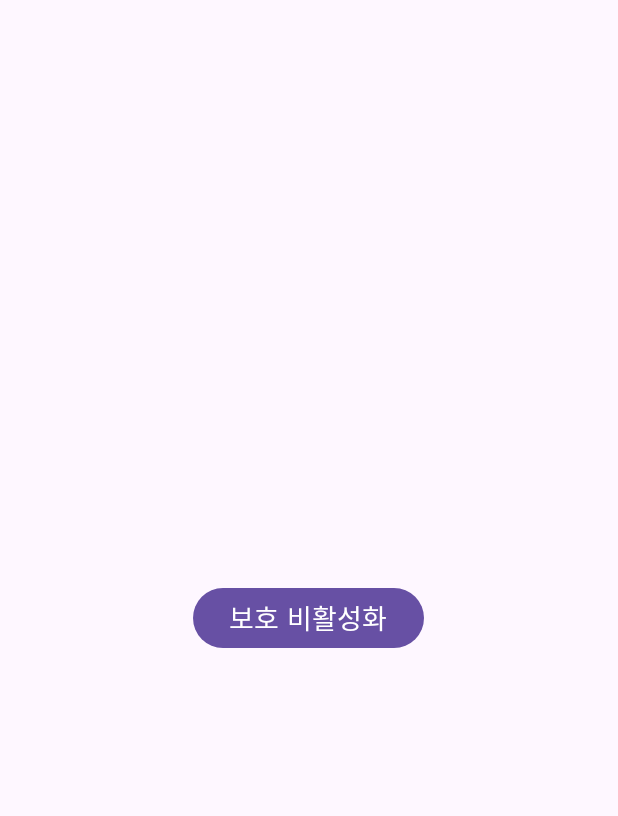
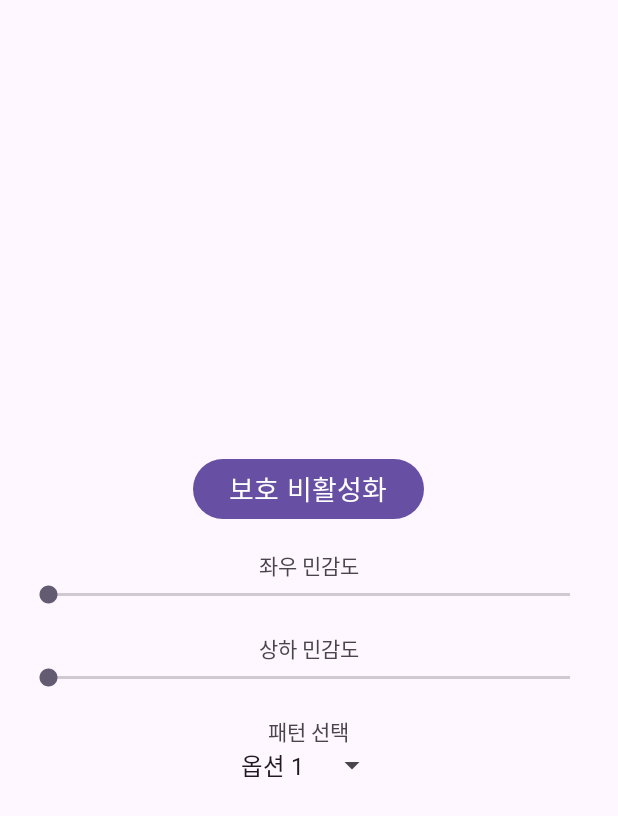
Before and after one commit to jjihong/dontlook, an Android app: the screen it shows after launch (MainActivity), after a tap on "보호 활성화", on a phone screen of 412 x 824 dp. Shown: the top 816 px of the screen. Run offline under Robolectric (Android 15) with nearby library versions, the light colour scheme and no system bars.

Commit message:
세 번째 커밋 ui 추가 패턴 선택 세가지 추가함

```diff
--- a/app/src/main/java/com/example/dontlook/MainActivity.java
+++ b/app/src/main/java/com/example/dontlook/MainActivity.java
@@ -4,12 +4,17 @@ import android.content.Intent;
 import android.os.Bundle;
 import android.view.View;
 import android.widget.Button;
+import android.widget.SeekBar;
+import android.widget.Spinner;
+import android.widget.AdapterView;
 import androidx.annotation.Nullable;
 import androidx.appcompat.app.AppCompatActivity;
 
 public class MainActivity extends AppCompatActivity {
     private boolean isOverlayActive = false;
     private Button toggleOverlayButton;
+    private Spinner patternSpinner;
+    private int selectedPattern = R.drawable.pattern_overlay; // 기본ㄴ 패턴
 
     @Override
     protected void onCreate(@Nullable Bundle savedInstanceState) {
@@ -17,32 +22,67 @@ public class MainActivity extends AppCompatActivity {
         setContentView(R.layout.activity_main);
 
         toggleOverlayButton = findViewById(R.id.btn_toggle_overlay);
+        patternSpinner = findViewById(R.id.spinner_pattern);
+
         toggleOverlayButton.setOnClickListener(new View.OnClickListener() {
             @Override
             public void onClick(View v) {
                 toggleOverlay();
             }
         });
+
+        // 패턴 스피너의 선택 이벤트 처리
+        patternSpinner.setOnItemSelectedListener(new AdapterView.OnItemSelectedListener() {
+            @Override
+            public void onItemSelected(AdapterView<?> parent, View view, int position, long id) {
+                switch (position) {
+                    case 0:
+                        selectedPattern = R.drawable.pattern_overlay;
+                        break;
+                    case 1:
+                        selectedPattern = R.drawable.pattern_overlay2;
+                        break;
+                    case 2:
+                        selectedPattern = R.drawable.pattern_overlay3;
+                        break;
+                }
+                // 패턴을 선택할 때 오버레이가 활성화된 상태라면 서비스에 업데이트
+                if (isOverlayActive) {
+                    startOverlayService();
+                }
+            }
+
+            @Override
+            public void onNothingSelected(AdapterView<?> parent) {}
+        });
     }
 
     private void toggleOverlay() {
-        Intent serviceIntent = new Intent(this, OverlayService.class);
         if (isOverlayActive) {
-            stopService(serviceIntent);
+            stopOverlayService();
             toggleOverlayButton.setText("보호 활성화");
         } else {
-            startService(serviceIntent);
+            startOverlayService();
             toggleOverlayButton.setText("보호 비활성화");
         }
         isOverlayActive = !isOverlayActive;
+    }
+
+    private void startOverlayService() {
+        Intent serviceIntent = new Intent(this, OverlayService.class);
+        serviceIntent.putExtra("selectedPattern", selectedPattern);
+        startService(serviceIntent);
+    }
+
+    private void stopOverlayService() {
+        stopService(new Intent(this, OverlayService.class));
     }
 
     @Override
     protected void onDestroy() {
         super.onDestroy();
         if (isOverlayActive) {
-            // 앱이 종료될 때 오버레이 서비스를 중지
-            stopService(new Intent(this, OverlayService.class));
+            stopOverlayService();
             isOverlayActive = false;
         }
     }
--- a/app/src/main/res/layout/activity_main.xml
+++ b/app/src/main/res/layout/activity_main.xml
@@ -6,10 +6,51 @@
     android:gravity="center"
     android:padding="16dp">
 
+    <!-- 보호 활성화 버튼 -->
     <Button
         android:id="@+id/btn_toggle_overlay"
         android:layout_width="wrap_content"
         android:layout_height="wrap_content"
         android:text="보호 활성화"
         android:textSize="18sp" />
+
+    <!-- 좌우 민감도 설정 -->
+    <TextView
+        android:layout_width="wrap_content"
+        android:layout_height="wrap_content"
+        android:text="좌우 민감도"
+        android:paddingTop="16dp" />
+
+    <SeekBar
+        android:id="@+id/seekbar_horizontal_sensitivity"
+        android:layout_width="match_parent"
+        android:layout_height="wrap_content"
+        android:max="10" />
+
+    <!-- 상하 민감도 설정 -->
+    <TextView
+        android:layout_width="wrap_content"
+        android:layout_height="wrap_content"
+        android:text="상하 민감도"
+        android:paddingTop="16dp" />
+
+    <SeekBar
+        android:id="@+id/seekbar_vertical_sensitivity"
+        android:layout_width="match_parent"
+        android:layout_height="wrap_content"
+        android:max="10" />
+
+    <!-- 패턴 선택 드롭다운 -->
+    <TextView
+        android:layout_width="wrap_content"
+        android:layout_height="wrap_content"
+        android:text="패턴 선택"
+        android:paddingTop="16dp" />
+
+    <Spinner
+        android:id="@+id/spinner_pattern"
+        android:layout_width="wrap_content"
+        android:layout_height="wrap_content"
+        android:entries="@array/pattern_options" />
+
 </LinearLayout>
--- a/app/src/main/res/values/strings.xml
+++ b/app/src/main/res/values/strings.xml
@@ -1,3 +1,9 @@
 <resources>
     <string name="app_name">dontlook</string>
+    <!-- 패턴 선택 옵션 -->
+    <string-array name="pattern_options">
+        <item>옵션 1</item>
+        <item>옵션 2</item>
+        <item>옵션 3</item>
+    </string-array>
 </resources>
```
Also changed, not shown: app/src/main/java/com/example/dontlook/OverlayService.java (+16 -6 lines).
